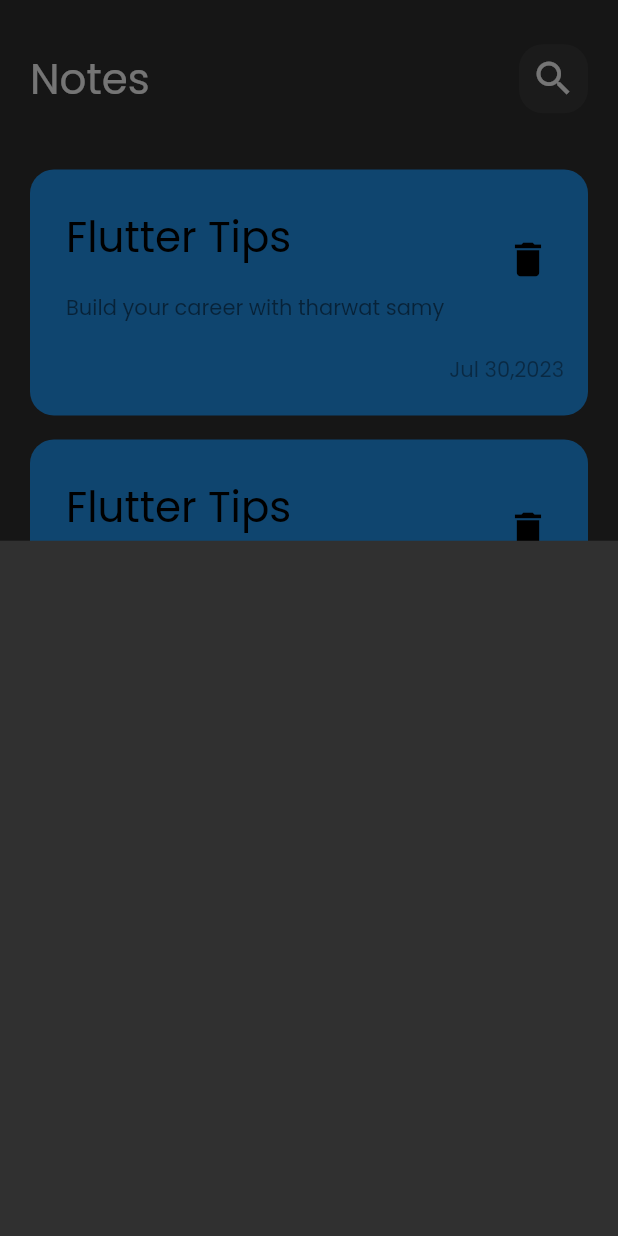
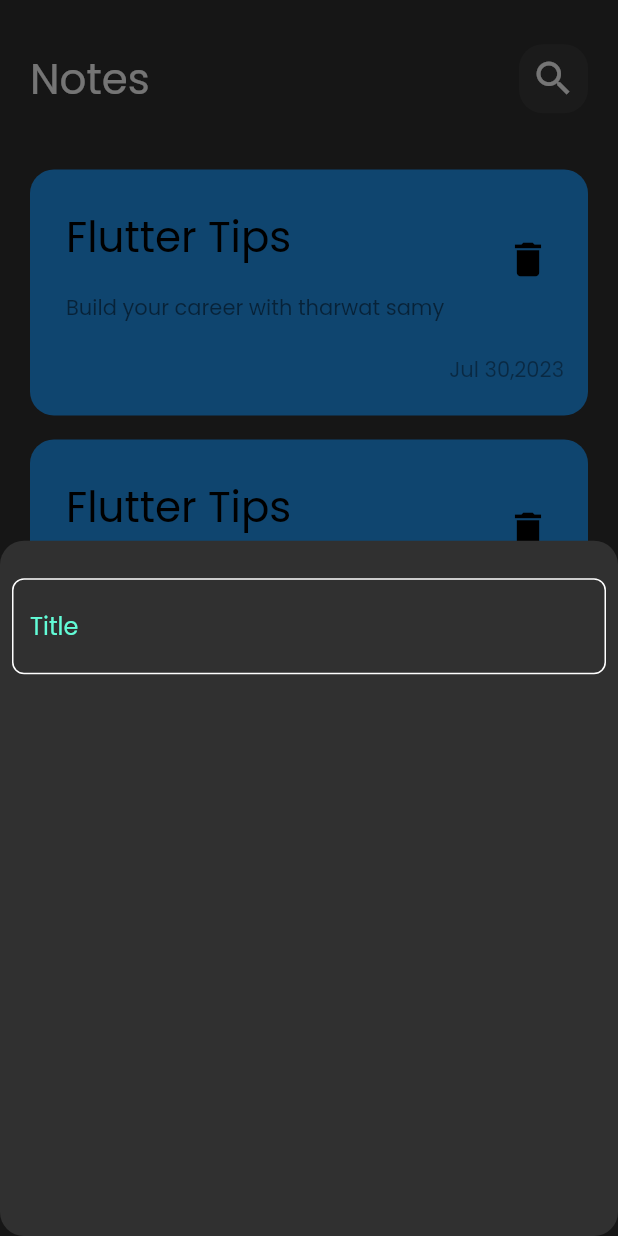
Before and after one commit to Amirkhaled-03/noteApp, a Flutter app: the screen it shows after launch, after a tap on the "add" icon, on a phone screen of 412 x 824 dp. Run offline on Flutter 3.47's test engine with Material 2 defaults, Android fonts, the phone set to English and light mode, and no system bars.

Commit message:
text_feild

```diff
--- /dev/null
+++ b/lib/constanse.dart
@@ -0,0 +1,3 @@
+import 'package:flutter/material.dart';
+
+const kPrimaryColor = Color(0xff62FCD7);
--- a/lib/views/note_view.dart
+++ b/lib/views/note_view.dart
@@ -12,6 +12,8 @@ class NoteView extends StatelessWidget {
       floatingActionButton: FloatingActionButton(
         onPressed: () {
           showModalBottomSheet(
+              shape: RoundedRectangleBorder(
+                  borderRadius: BorderRadius.circular(16)),
               context: context,
               builder: (context) {
                 // malhash build lazem t3mlha build
--- a/lib/widgets/add_note_bottom_sheet.dart
+++ b/lib/widgets/add_note_bottom_sheet.dart
@@ -1,10 +1,19 @@
 import 'package:flutter/material.dart';
+import 'package:notes_app/widgets/custom_text_field.dart';
 
 class AddNoteBottomSheet extends StatelessWidget {
   const AddNoteBottomSheet({super.key});
 
   @override
   Widget build(BuildContext context) {
-    return Container();
+    return const Padding(
+      padding: EdgeInsets.symmetric(horizontal: 8),
+      child: Column(
+        children: [
+          SizedBox(height: 25),
+          CustomTextField(),
+        ],
+      ),
+    );
   }
 }
--- /dev/null
+++ b/lib/widgets/custom_text_field.dart
@@ -0,0 +1,26 @@
+import 'package:flutter/material.dart';
+import 'package:notes_app/constanse.dart';
+
+class CustomTextField extends StatelessWidget {
+  const CustomTextField({super.key});
+
+  @override
+  Widget build(BuildContext context) {
+    return TextField(
+      cursorColor: kPrimaryColor,
+      decoration: InputDecoration(
+        hintText: "Title",
+        hintStyle: const TextStyle(color: kPrimaryColor),
+        border: buildBorder(),
+        enabledBorder: buildBorder(),
+        focusedBorder: buildBorder(kPrimaryColor),
+      ),
+    );
+  }
+
+  OutlineInputBorder buildBorder([color]) {
+    return OutlineInputBorder(
+        borderRadius: const BorderRadius.all(Radius.circular(8)),
+        borderSide: BorderSide(color: color ?? Colors.white));
+  }
+}
```
